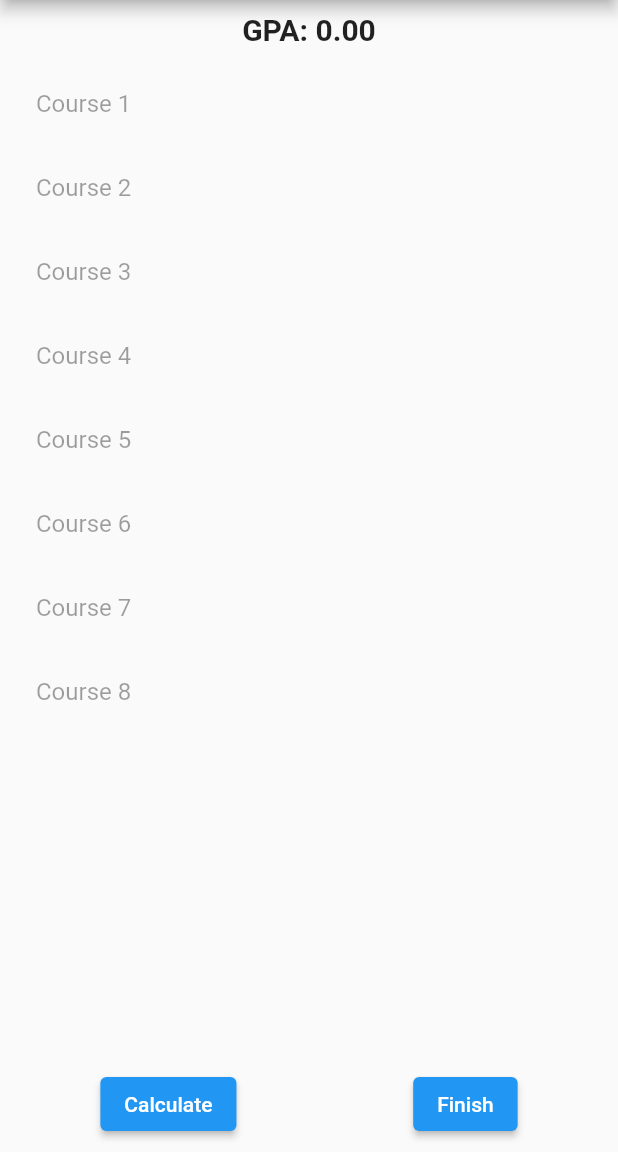
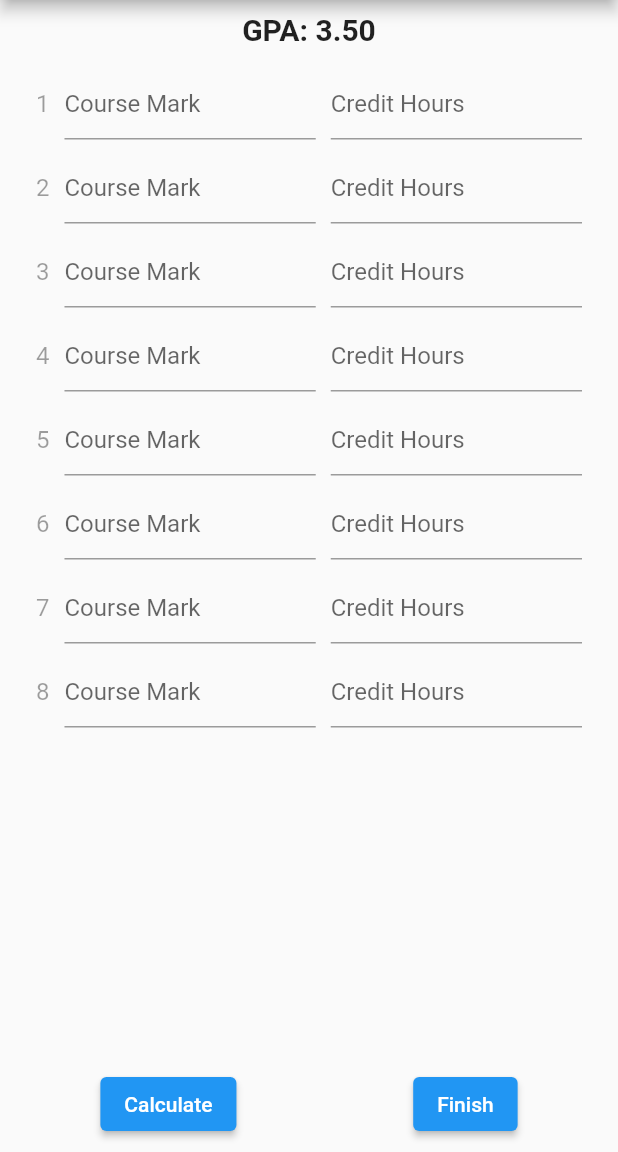
Before and after one commit to NaumanSh1011/gpa_calculator_flutter, a Flutter app: the Calculator screen opened directly with empty values, after a tap on "Calculate", on a phone screen of 412 x 824 dp, the part 84-1236 px from its top. Run offline on Flutter 3.47's test engine with Material 2 defaults, Android fonts, the phone set to English and light mode, and no system bars; our stand-ins replace toast.

Commit message:
Created CourseUnit widget for listview and modified Calculate Button

```diff
--- a/lib/Pages/calculator.dart
+++ b/lib/Pages/calculator.dart
@@ -1,4 +1,5 @@
 import 'package:flutter/material.dart';
+import 'package:gpa_calculator/Widgets/course_unit.dart';
 import 'package:toast/toast.dart';
 
 class Calculator extends StatefulWidget {
@@ -9,6 +10,9 @@ class Calculator extends StatefulWidget {
 }
 
 class _CalculatorState extends State<Calculator> {
+  double gpa = 0.0;
+  bool isCalculated = false;
+
   @override
   void initState() {
     super.initState();
@@ -25,9 +29,8 @@ class _CalculatorState extends State<Calculator> {
     } else {
       buttonText = 'Next';
     }
-    double gpa = 0.0;
     int creditHours = 0;
-    bool isCalculated = false;
+    String gpaString = (gpa == 0.0 && !isCalculated)? "" : gpa.toStringAsFixed(2);
     return Scaffold(
       appBar: AppBar(
         title: Text('GPA Calculator for Semester $current'),
@@ -38,7 +41,7 @@ class _CalculatorState extends State<Calculator> {
           children: [
             Center(
               child: Text(
-                'GPA: ${gpa.toStringAsFixed(2)}',
+                'GPA: $gpaString',
                 style: const TextStyle(
                   fontSize: 20,
                   fontWeight: FontWeight.bold,
@@ -53,7 +56,7 @@ class _CalculatorState extends State<Calculator> {
                     return ListTile(
                       enabled: false,
                       onTap: () {},
-                      title: Text('Course ${index + 1}'),
+                      title: CourseUnit(index: index),
                     );
                   }),
             ),
@@ -64,6 +67,10 @@ class _CalculatorState extends State<Calculator> {
                 ElevatedButton(
                   onPressed: () {
                     isCalculated = true;
+                    setState(() {
+                      //Logic will be implemented later
+                      gpa = 3.5;
+                    });
                   },
                   child: const Text('Calculate'),
                 ),
--- /dev/null
+++ b/lib/Widgets/course_unit.dart
@@ -0,0 +1,45 @@
+import 'package:flutter/material.dart';
+import 'package:flutter/services.dart';
+
+class CourseUnit extends StatefulWidget {
+  const CourseUnit({Key? key, required this.index}) : super(key: key);
+
+  final int index;
+  @override
+  State<CourseUnit> createState() => _CourseUnitState();
+}
+
+class _CourseUnitState extends State<CourseUnit> {
+  @override
+  Widget build(BuildContext context) {
+    return Row(
+      children: [
+        Text('${widget.index + 1}'),
+        const SizedBox(width: 10),
+        Expanded(
+          child: TextField(
+            keyboardType: const TextInputType.numberWithOptions(decimal: true),
+            inputFormatters: [
+              FilteringTextInputFormatter.allow(RegExp(r'^\d+\.?\d{0,2}')),
+            ],
+            decoration: const InputDecoration(
+              border: UnderlineInputBorder(),
+              hintText: 'Course Mark',
+            ),
+          ),
+        ),
+        const SizedBox(width: 10),
+        Expanded(
+          child: TextField(
+            keyboardType: TextInputType.number,
+            inputFormatters: [FilteringTextInputFormatter.digitsOnly],
+            decoration: const InputDecoration(
+              border: UnderlineInputBorder(),
+              hintText: 'Credit Hours',
+            ),
+          ),
+        ),
+      ],
+    );
+  }
+}
```
